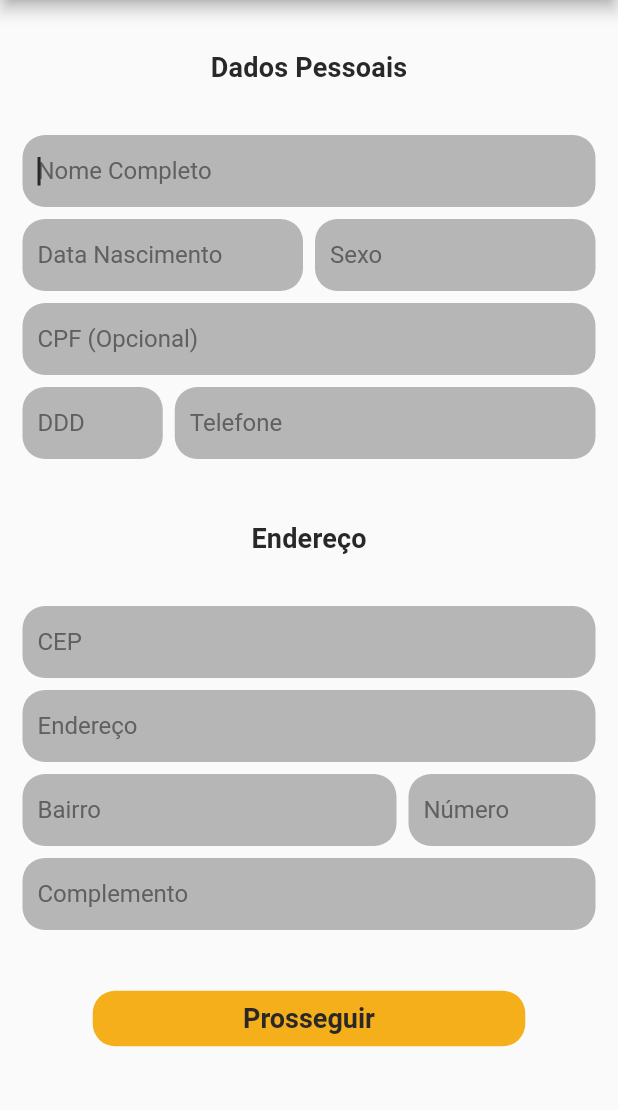
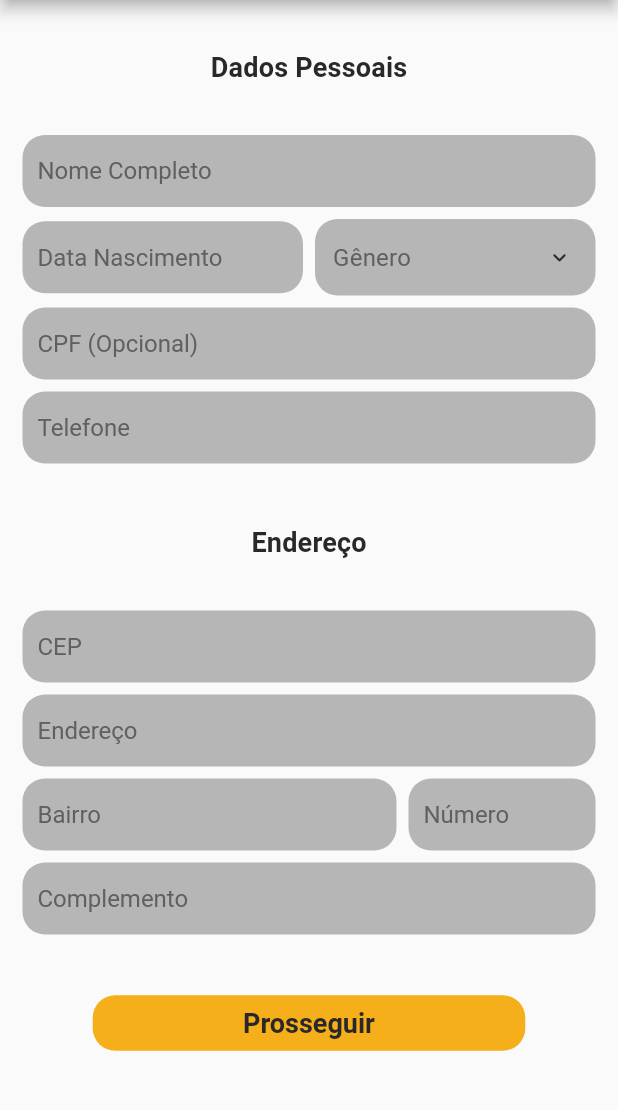
Before and after one commit to Bilson15/Wapper, a Flutter app: the CadastroDadosPessoais screen opened by its route, on a phone screen of 412 x 824 dp, the part 84-1194 px from its top. Run offline on Flutter 3.47's test engine with Material 2 defaults, Android fonts, the phone set to English and light mode, and no system bars; drawn by our look-alikes of dropdown_search; our stand-ins replace get, mask_text_input_formatter; statements that could not run were skipped.

Commit message:
continuação cadastro

```diff
--- a/lib/app/ui/cadastro/controller/cadastro_dados_pessoais_controller.dart
+++ b/lib/app/ui/cadastro/controller/cadastro_dados_pessoais_controller.dart
@@ -0,0 +1,57 @@
+import 'package:flutter/material.dart';
+import 'package:get/get.dart';
+import 'package:wapper/app/ui/utils/mask_formatter.dart';
+
+class CadastroDadosPessoaisController extends GetxController {
+  late TextEditingController nome = TextEditingController();
+  late TextEditingController dataNasc = TextEditingController();
+  late TextEditingController sexo = TextEditingController();
+  late TextEditingController cpf = TextEditingController();
+  late TextEditingController ddd = TextEditingController();
+  late TextEditingController telefone = TextEditingController();
+  late TextEditingController cep = TextEditingController();
+  late TextEditingController endereco = TextEditingController();
+  late TextEditingController bairro = TextEditingController();
+  late TextEditingController numero = TextEditingController();
+  late TextEditingController complemento = TextEditingController();
+
+  List<String> dropdownlist = ['Masculino', 'Feminino', 'Não informar'];
+
+  MaskFormatter maskFormatter = MaskFormatter();
+
+  GlobalKey<FormState> formKey = GlobalKey<FormState>();
+  FocusNode nextDataNasc = FocusNode();
+  FocusNode nextSexo = FocusNode();
+  FocusNode nextCpf = FocusNode();
+  FocusNode nextddd = FocusNode();
+  FocusNode nextTelefone = FocusNode();
+  FocusNode nextCep = FocusNode();
+  FocusNode nextEndereco = FocusNode();
+  FocusNode nextBairro = FocusNode();
+  FocusNode nextNumero = FocusNode();
+  FocusNode nextComplemento = FocusNode();
+  var visibilitySenha = false.obs;
+  var visibilitySenhaConfirma = false.obs;
+
+  CadastroDadosPessoaisController();
+
+  @override
+  void onInit() {
+    nome.addListener(validaForm);
+    dataNasc.addListener(validaForm);
+    sexo.addListener(validaForm);
+    ddd.addListener(validaForm);
+    telefone.addListener(validaForm);
+    cep.addListener(validaForm);
+    endereco.addListener(validaForm);
+    bairro.addListener(validaForm);
+    numero.addListener(validaForm);
+    complemento.addListener(validaForm);
+
+    super.onInit();
+  }
+
+  validaForm() {
+    formKey.currentState!.validate();
+  }
+}
--- a/lib/app/ui/cadastro/view/cadastro_dados_pessoais.dart
+++ b/lib/app/ui/cadastro/view/cadastro_dados_pessoais.dart
@@ -1,7 +1,10 @@
+import 'package:dropdown_search/dropdown_search.dart';
 import 'package:flutter/material.dart';
 import 'package:get/get.dart';
 import 'package:wapper/app/ui/cadastro/controller/cadastro_cliente_controller.dart';
+import 'package:wapper/app/ui/cadastro/controller/cadastro_dados_pessoais_controller.dart';
 import 'package:wapper/app/ui/components/button_component.dart';
+import 'package:wapper/app/ui/components/drop_down_component.dart';
 import 'package:wapper/app/ui/components/text_component.dart';
 import 'package:wapper/app/ui/theme/styles.dart';
 import 'package:wapper/app/ui/utils/validacao_email.dart';
@@ -14,6 +17,8 @@ class CadastroDadosPessoais extends StatelessWidget {
 
   @override
   Widget build(BuildContext context) {
+    final media = MediaQuery.of(context);
+    final controller = Get.put(CadastroDadosPessoaisController());
     return Material(
       child: Scaffold(
         appBar: AppBarComponent(title: 'Cadastro'),
@@ -22,6 +27,7 @@ class CadastroDadosPessoais extends StatelessWidget {
           child: SingleChildScrollView(
             controller: ScrollController(),
             child: Form(
+              key: controller.formKey,
               child: Column(
                 crossAxisAlignment: CrossAxisAlignment.center,
                 children: [
@@ -34,13 +40,14 @@ class CadastroDadosPessoais extends StatelessWidget {
                     ),
                   ),
                   InputFormFieldComponent(
-                    autofocus: true,
+                    controller: controller.nome,
                     hintText: 'Nome Completo',
                     validator: (value) {
                       if (value == null || value.isEmpty) {
                         return 'Este campo é obrigatório!';
                       }
                     },
+                    maxLength: 80,
                     fillColor: lineColor,
                   ),
                   const SizedBox(
@@ -50,8 +57,10 @@ class CadastroDadosPessoais extends StatelessWidget {
                     children: [
                       Expanded(
                         child: InputFormFieldComponent(
-                          autofocus: true,
+                          controller: controller.dataNasc,
+                          focusNode: controller.nextDataNasc,
                           hintText: 'Data Nascimento',
+                          inputFormatter: [controller.maskFormatter.dataFormatter()],
                           keyboardType: TextInputType.number,
                           validator: (value) {
                             if (value == null || value.isEmpty) {
@@ -65,15 +74,85 @@ class CadastroDadosPessoais extends StatelessWidget {
                         width: 8,
                       ),
                       Expanded(
-                        child: InputFormFieldComponent(
-                          autofocus: true,
-                          hintText: 'Sexo',
+                        child: DropdownSearch(
+                          mode: Mode.MENU,
+                          showSearchBox: false,
+                          items: controller.dropdownlist,
+                          selectedItem: 'Gênero',
+
+                          onChanged: (value) {
+                            controller.sexo.text = value.toString();
+                            controller.formKey.currentState!.validate();
+                          },
+                          maxHeight: 115,
+                          popupItemBuilder: (context, value, verdadeiro) {
+                            return Container(
+                              decoration: BoxDecoration(borderRadius: BorderRadius.circular(10)),
+                              padding: const EdgeInsets.symmetric(horizontal: 16),
+                              child: Column(
+                                crossAxisAlignment: CrossAxisAlignment.start,
+                                mainAxisAlignment: MainAxisAlignment.start,
+                                children: [
+                                  Container(
+                                    margin: const EdgeInsets.symmetric(vertical: 8),
+                                    child: Text(
+                                      value.toString(),
+                                      textAlign: TextAlign.center,
+                                      style: TextStyle(color: cinzaPadrao),
+                                    ),
+                                  ),
+                                ],
+                              ),
+                            );
+                          },
+                          dropdownBuilder: (context, value) {
+                            return Text(
+                              value.toString(),
+                              style: TextStyle(
+                                  color: cinzaPadrao,
+                                  fontSize: 16 * media.textScaleFactor,
+                                  letterSpacing: 0.15,
+                                  fontStyle: FontStyle.normal,
+                                  fontWeight: FontWeight.w500),
+                            );
+                          },
                           validator: (value) {
-                            if (value == null || value.isEmpty) {
+                            if (controller.sexo.text.toString().isEmpty) {
                               return 'Este campo é obrigatório!';
                             }
                           },
+                          focusNode: controller.nextSexo,
+                          dropdownSearchBaseStyle: TextStyle(
+                            color: fontColor,
+                          ),
+                          dropdownSearchDecoration: InputDecoration(
+                            isDense: true,
                             fillColor: lineColor,
+                            filled: true,
+                            errorBorder: OutlineInputBorder(
+                              borderRadius: BorderRadius.circular(15.0),
+                              borderSide: BorderSide.none,
+                            ),
+                            focusedErrorBorder: OutlineInputBorder(
+                              borderRadius: BorderRadius.circular(15.0),
+                              borderSide: BorderSide.none,
+                            ),
+                            enabledBorder: OutlineInputBorder(
+                              borderRadius: BorderRadius.circular(15.0),
+                              borderSide: BorderSide.none,
+                            ),
+                            focusedBorder: OutlineInputBorder(
+                              borderSide: BorderSide.none,
+                              borderRadius: BorderRadius.circular(15.0),
+                            ),
+                          ),
+
+                          dropDownButton: Icon(
+                            Icons.expand_more_rounded,
+                            color: fontColor,
+                          ),
+                          popupBackgroundColor: lineColor, // Cor de fundo para caixa de seleção
+                          showAsSuffixIcons: true,
                         ),
                       ),
                     ],
@@ -82,52 +161,30 @@ class CadastroDadosPessoais extends StatelessWidget {
                     height: 8,
                   ),
                   InputFormFieldComponent(
-                    autofocus: true,
+                    controller: controller.cpf,
+                    focusNode: controller.nextCpf,
+                    inputFormatter: [controller.maskFormatter.cpfFormatter()],
                     hintText: 'CPF (Opcional)',
-                    validator: (value) {
-                      if (value == null || value.isEmpty) {
-                        return 'Este campo é obrigatório!';
-                      }
-                    },
                     keyboardType: TextInputType.number,
                     fillColor: lineColor,
+                    maxLength: 14,
                   ),
                   const SizedBox(
                     height: 8,
                   ),
-                  Row(
-                    children: [
-                      Expanded(
-                        child: InputFormFieldComponent(
-                          autofocus: true,
-                          hintText: 'DDD',
+                  InputFormFieldComponent(
+                    controller: controller.telefone,
+                    focusNode: controller.nextTelefone,
+                    hintText: 'Telefone',
+                    inputFormatter: [controller.maskFormatter.telefoneInputFormmater()],
                     keyboardType: TextInputType.number,
                     validator: (value) {
                       if (value == null || value.isEmpty) {
                         return 'Este campo é obrigatório!';
                       }
                     },
+                    maxLength: 15,
                     fillColor: lineColor,
-                        ),
-                      ),
-                      const SizedBox(
-                        width: 8,
-                      ),
-                      Expanded(
-                        flex: 3,
-                        child: InputFormFieldComponent(
-                          autofocus: true,
-                          hintText: 'Telefone',
-                          keyboardType: TextInputType.number,
-                          validator: (value) {
-                            if (value == null || value.isEmpty) {
-                              return 'Este campo é obrigatório!';
-                            }
-                          },
-                          fillColor: lineColor,
-                        ),
-                      ),
-                    ],
                   ),
                   const SizedBox(
                     height: 8,
@@ -141,8 +198,10 @@ class CadastroDadosPessoais extends StatelessWidget {
                     ),
                   ),
                   InputFormFieldComponent(
-                    autofocus: true,
+                    controller: controller.cep,
+                    focusNode: controller.nextCep,
                     hintText: 'CEP',
+                    inputFormatter: [controller.maskFormatter.cepInputFormmater()],
                     keyboardType: TextInputType.number,
                     validator: (value) {
                       if (value == null || value.isEmpty) {
@@ -150,12 +209,14 @@ class CadastroDadosPessoais extends StatelessWidget {
                       }
                     },
                     fillColor: lineColor,
+                    maxLength: 9,
                   ),
                   const SizedBox(
                     height: 8,
                   ),
                   InputFormFieldComponent(
-                    autofocus: true,
+                    controller: controller.endereco,
+                    focusNode: controller.nextEndereco,
                     hintText: 'Endereço',
                     maxLength: 100,
                     validator: (value) {
@@ -173,7 +234,8 @@ class CadastroDadosPessoais extends StatelessWidget {
                       Expanded(
                         flex: 2,
                         child: InputFormFieldComponent(
-                          autofocus: true,
+                          controller: controller.bairro,
+                          focusNode: controller.nextBairro,
                           hintText: 'Bairro',
                           validator: (value) {
                             if (value == null || value.isEmpty) {
@@ -181,6 +243,7 @@ class CadastroDadosPessoais extends StatelessWidget {
                             }
                           },
                           fillColor: lineColor,
+                          maxLength: 35,
                         ),
                       ),
                       const SizedBox(
@@ -188,13 +251,15 @@ class CadastroDadosPessoais extends StatelessWidget {
                       ),
                       Expanded(
                         child: InputFormFieldComponent(
-                          autofocus: true,
+                          controller: controller.numero,
+                          focusNode: controller.nextNumero,
                           hintText: 'Número',
                           validator: (value) {
                             if (value == null || value.isEmpty) {
                               return 'Este campo é obrigatório!';
                             }
                           },
+                          maxLength: 10,
                           fillColor: lineColor,
                         ),
                       ),
@@ -204,13 +269,15 @@ class CadastroDadosPessoais extends StatelessWidget {
                     height: 8,
                   ),
                   InputFormFieldComponent(
-                    autofocus: true,
+                    controller: controller.complemento,
+                    focusNode: controller.nextComplemento,
                     hintText: 'Complemento',
                     validator: (value) {
                       if (value == null || value.isEmpty) {
                         return 'Este campo é obrigatório!';
                       }
                     },
+                    maxLength: 80,
                     fillColor: lineColor,
                   ),
                   const SizedBox(
@@ -221,9 +288,11 @@ class CadastroDadosPessoais extends StatelessWidget {
                     child: ButtonComponent(
                       titulo: 'Prosseguir',
                       onPressed: () async {
+                        if (controller.formKey.currentState!.validate()) {
                           Get.offAllNamed('/loading');
                           await Future.delayed(const Duration(seconds: 5));
                           Get.offAllNamed('/login');
+                        }
                       },
                       fontColor: fontColor,
                       backgroundColor: amareloPadrao,
--- a/lib/app/ui/login_page/view/login.dart
+++ b/lib/app/ui/login_page/view/login.dart
@@ -44,7 +44,6 @@ class Login extends StatelessWidget {
                         width: Get.width / 1.5,
                         child: InputFormFieldComponent(
                           controller: controller.email,
-                          autofocus: true,
                           hintText: 'E-mail',
                           onFieldSubmitted: (value) {
                             FocusScope.of(context).requestFocus(controller.nextFocus);
--- /dev/null
+++ b/lib/app/ui/shared/enums/sexo_enum.dart
@@ -0,0 +1,3 @@
+class PedidoSaidaStatusEnum {
+  static const int masculino = 1;
+}
--- /dev/null
+++ b/lib/app/ui/utils/mask_formatter.dart
@@ -0,0 +1,84 @@
+import 'package:intl/intl.dart';
+import 'package:mask_text_input_formatter/mask_text_input_formatter.dart';
+
+class MaskFormatter {
+  NumberFormat formatter = NumberFormat.simpleCurrency(locale: 'pt_BR');
+
+  MaskTextInputFormatter? cpfCnpjFormatter({String? value}) {
+    if (value!.length == 11) {
+      return cpfFormatter(value: value);
+    } else if (value.length == 14) {
+      return cnpjFormatter(value: value);
+    }
+    return null;
+  }
+
+  cpfFormatter({String? value}) {
+    return MaskTextInputFormatter(
+      initialText: value.toString(),
+      mask: '###.###.###-##',
+      filter: {"#": RegExp(r'[0-9]')},
+    );
+  }
+
+  MaskTextInputFormatter dataFormatter({String? value}) {
+    return MaskTextInputFormatter(
+      initialText: value.toString(),
+      mask: '##/##/####',
+      filter: {"#": RegExp(r'[0-9]')},
+    );
+  }
+
+  MaskTextInputFormatter dataFormatterAmericano({String? value}) {
+    final DateFormat formatter = DateFormat('dd-MM-yyyy');
+    return MaskTextInputFormatter(
+      initialText: formatter.format(DateTime.parse(value ?? '')).toString(),
+      mask: '##/##/####',
+      filter: {"#": RegExp(r'[0-9]')},
+    );
+  }
+
+  cnpjFormatter({String? value}) {
+    return MaskTextInputFormatter(
+      initialText: value,
+      mask: '##.###.###/####-##',
+      filter: {"#": RegExp(r'[0-9]')},
+    );
+  }
+
+  MaskTextInputFormatter telefoneInputFormmater({String? value}) {
+    return MaskTextInputFormatter(
+      initialText: value,
+      mask: '(##) #####-####',
+      filter: {"#": RegExp(r'[0-9]')},
+    );
+  }
+
+  MaskTextInputFormatter cepInputFormmater({String? value}) {
+    return MaskTextInputFormatter(
+      initialText: value,
+      mask: '#####-###',
+      filter: {"#": RegExp(r'[0-9]')},
+    );
+  }
+
+  MaskTextInputFormatter medida({String? value}) {
+    return MaskTextInputFormatter(
+      initialText: value,
+      mask: '#,##',
+      filter: {"#": RegExp(r'[0-9]')},
+    );
+  }
+
+  realInputFormmater(value) {
+    return formatter.format(value);
+  }
+
+  MaskTextInputFormatter medidaCMeMMeMetro({String? value}) {
+    return MaskTextInputFormatter(
+      initialText: value,
+      mask: '##,##',
+      filter: {"#": RegExp(r'[0-9]')},
+    );
+  }
+}
--- a/pubspec.yaml
+++ b/pubspec.yaml
@@ -37,6 +37,10 @@ dependencies:
   get: ^4.6.3
   flutter_native_splash: ^2.1.6
   google_fonts: ^2.3.2
+  dropdown_search: ^2.0.1
+  mask_text_input_formatter: ^2.3.0
+  intl: ^0.17.0
+
 
 
 dev_dependencies:
```
Also changed, not shown: lib/app/ui/cadastro/controller/cadastro_cliente_controller.dart (+12 -0 lines), lib/app/ui/cadastro/view/cadastro_cliente.dart (+22 -7 lines), lib/app/ui/components/drop_down_component.dart (added, +59 -0 lines), pubspec.lock. Lines whose indentation alone changed are shown as unchanged.
